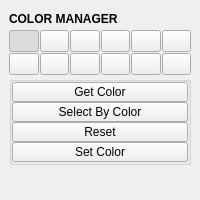
Qt form mayatk/display_utils/color_manager.ui (m3trik/mayatk) before a commit.
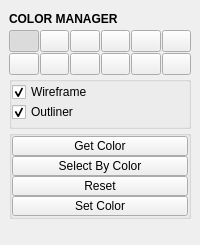
The same form after that commit. Custom widgets are drawn as their Qt base class.

```diff
--- a/mayatk/display_utils/color_manager.ui
+++ b/mayatk/display_utils/color_manager.ui
@@ -10,7 +10,7 @@
     <x>0</x>
     <y>0</y>
     <width>200</width>
-    <height>200</height>
+    <height>245</height>
    </rect>
   </property>
   <property name="tabShape">
@@ -220,6 +220,92 @@
         </item>
        </layout>
       </item>
+      <item>
+       <widget class="QGroupBox" name="groupBox_2">
+        <property name="title">
+         <string/>
+        </property>
+        <layout class="QVBoxLayout" name="verticalLayout_6">
+         <property name="spacing">
+          <number>0</number>
+         </property>
+         <property name="leftMargin">
+          <number>0</number>
+         </property>
+         <property name="topMargin">
+          <number>0</number>
+         </property>
+         <property name="rightMargin">
+          <number>0</number>
+         </property>
+         <property name="bottomMargin">
+          <number>4</number>
+         </property>
+         <item>
+          <widget class="QCheckBox" name="chk012">
+           <property name="minimumSize">
+            <size>
+             <width>0</width>
+             <height>20</height>
+            </size>
+           </property>
+           <property name="maximumSize">
+            <size>
+             <width>16777215</width>
+             <height>20</height>
+            </size>
+           </property>
+           <property name="toolTip">
+            <string>Set wireframe color.</string>
+           </property>
+           <property name="layoutDirection">
+            <enum>Qt::LeftToRight</enum>
+           </property>
+           <property name="text">
+            <string>Wireframe</string>
+           </property>
+           <property name="checkable">
+            <bool>true</bool>
+           </property>
+           <property name="checked">
+            <bool>true</bool>
+           </property>
+          </widget>
+         </item>
+         <item>
+          <widget class="QCheckBox" name="chk013">
+           <property name="minimumSize">
+            <size>
+             <width>0</width>
+             <height>20</height>
+            </size>
+           </property>
+           <property name="maximumSize">
+            <size>
+             <width>16777215</width>
+             <height>20</height>
+            </size>
+           </property>
+           <property name="toolTip">
+            <string>Set outliner color.</string>
+           </property>
+           <property name="layoutDirection">
+            <enum>Qt::LeftToRight</enum>
+           </property>
+           <property name="text">
+            <string>Outliner</string>
+           </property>
+           <property name="checkable">
+            <bool>true</bool>
+           </property>
+           <property name="checked">
+            <bool>true</bool>
+           </property>
+          </widget>
+         </item>
+        </layout>
+       </widget>
+      </item>
       <item>
        <widget class="QGroupBox" name="groupBox">
         <layout class="QVBoxLayout" name="verticalLayout_5">
```
Left out of the diff: 60 changed lines with no effect on the pictures.
